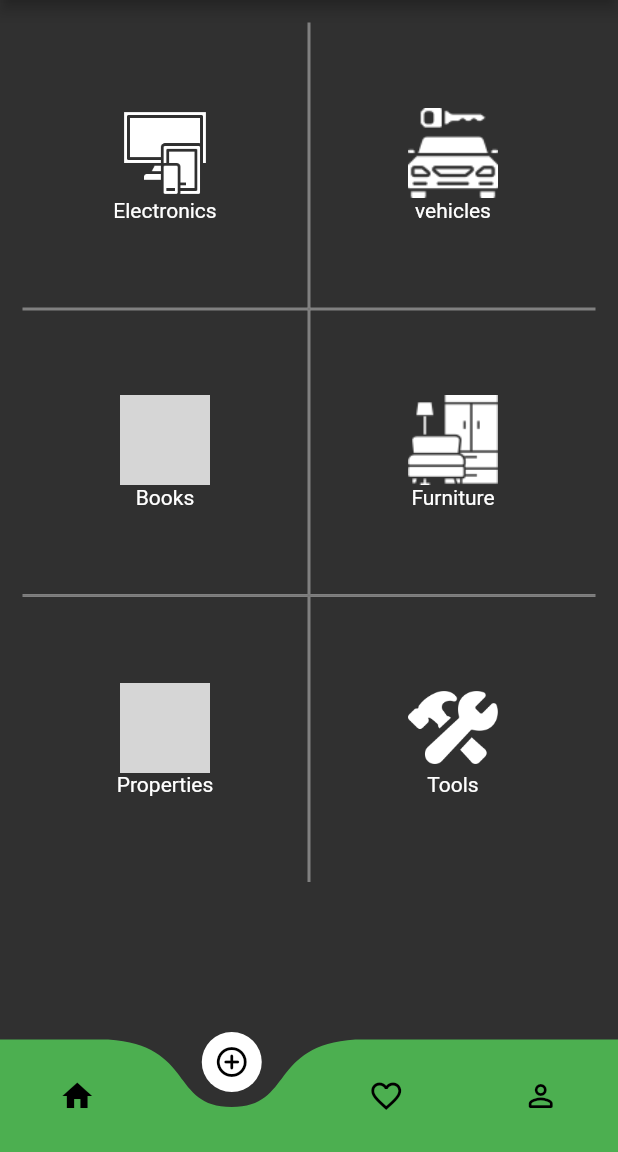
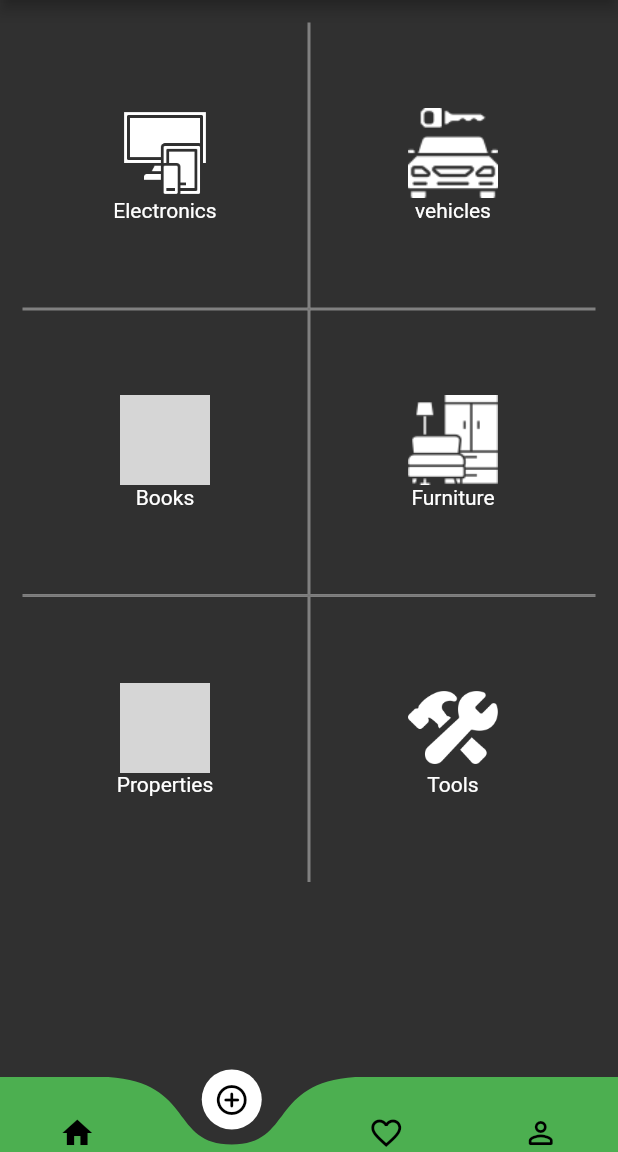
Before and after one commit to junaidh-junu/shoffz_, a Flutter app: the LandingPage screen opened directly, item 2 of the bottom bar chosen, on a phone screen of 412 x 824 dp, the part 84-1236 px from its top. Run offline on Flutter 3.47's test engine with Material 2 defaults, Android fonts, the phone set to English and light mode, and no system bars; drawn by our look-alikes of curved_navigation_bar; our stand-ins replace carousel_slider, smooth_page_indicator; network calls fail; grey boxes are pictures that could not be loaded.

Commit message:
screens folder added

```diff
--- a/lib/main.dart
+++ b/lib/main.dart
@@ -1,5 +1,5 @@
 import 'package:flutter/material.dart';
-import 'package:shoffz/SplashScreen.dart';
+import 'package:shoffz/screens/SplashScreen.dart';
 
 void main(List<String> args) {
   runApp(MyApp());
--- a/lib/SplashScreen.dart
+++ b/lib/screens/SplashScreen.dart
@@ -1,7 +1,7 @@
 import 'dart:async';
 
 import 'package:flutter/material.dart';
-import 'package:shoffz/SignInPage.dart';
+import 'package:shoffz/screens/loginPages/SignInPage.dart';
 
 
 class SplashScreen extends StatefulWidget {
--- a/lib/landingPage.dart
+++ b/lib/screens/landingPage.dart
@@ -3,12 +3,12 @@
 import 'package:curved_navigation_bar/curved_navigation_bar.dart';
 import 'package:flutter/material.dart';
 
-import 'package:shoffz/HomePage.dart';
-import 'package:shoffz/MyFavPage.dart';
-import 'package:shoffz/rent/RentPage.dart';
+import 'package:shoffz/screens/HomePage.dart';
+import 'package:shoffz/screens/MyFavPage.dart';
+import 'package:shoffz/screens/rent/RentPage.dart';
 
-import 'package:shoffz/profile.dart';
-import 'package:shoffz/rent/electronics.dart';
+import 'package:shoffz/screens/profile.dart';
+import 'package:shoffz/screens/rent/electronics.dart';
 
 class LandingPage extends StatefulWidget {
   const LandingPage({super.key});
@@ -24,10 +24,7 @@ class _LandingPageState extends State<LandingPage> {
     RentPage(),
     MyFavPage(),
     profile(),
-
   ];
-
-
 
   final navigationitems = <Widget>[
     Icon(
@@ -79,6 +76,7 @@ class _LandingPageState extends State<LandingPage> {
       ),
       bottomNavigationBar: CurvedNavigationBar(
         animationCurve: Curves.easeIn,
+        height: 50,
         animationDuration: Duration(milliseconds: 300),
         color: Colors.green,
         buttonBackgroundColor: Colors.white,
--- a/lib/SignInPage.dart
+++ b/lib/screens/loginPages/SignInPage.dart
@@ -1,8 +1,8 @@
 // ignore_for_file: prefer_const_constructors, prefer_const_literals_to_create_immutables, avoid_unnecessary_containers
 
 import 'package:flutter/material.dart';
-import 'package:shoffz/SignUpPage.dart';
-import 'package:shoffz/landingPage.dart';
+import 'package:shoffz/screens/loginPages/SignUpPage.dart';
+import 'package:shoffz/screens/landingPage.dart';
 
 class SignInPage extends StatelessWidget {
   const SignInPage({super.key});
--- a/lib/SignUpPage.dart
+++ b/lib/screens/loginPages/SignUpPage.dart
@@ -1,7 +1,7 @@
 // ignore_for_file: prefer_const_constructors, prefer_const_literals_to_create_immutables
 
 import 'package:flutter/material.dart';
-import 'package:shoffz/SignInPage.dart';
+import 'package:shoffz/screens/loginPages/SignInPage.dart';
 
 class SignUpPage extends StatefulWidget {
   const SignUpPage({super.key});
--- a/lib/rent/RentPage.dart
+++ b/lib/screens/rent/RentPage.dart
@@ -1,5 +1,5 @@
 import 'package:flutter/material.dart';
-import 'package:shoffz/rent/electronics.dart';
+import 'package:shoffz/screens/rent/electronics.dart';
 
 class RentPage extends StatefulWidget {
   const RentPage({super.key});
--- a/lib/rent/electronics.dart
+++ b/lib/screens/rent/electronics.dart
@@ -1,6 +1,6 @@
 import 'package:flutter/material.dart';
-import 'package:shoffz/landingPage.dart';
-import 'package:shoffz/rent/RentPage.dart';
+import 'package:shoffz/screens/landingPage.dart';
+import 'package:shoffz/screens/rent/RentPage.dart';
 
 List<String> images = [
   "https://static.javatpoint.com/tutorial/flutter/images/flutter-logo.png",
```
Also changed, not shown: lib/screens/HomePage.dart (renamed from lib/HomePage.dart, +3 -9 lines), lib/screens/AccountPage.dart (renamed from lib/AccountPage.dart), lib/screens/MyFavPage.dart (renamed from lib/MyFavPage.dart), lib/screens/profile.dart (renamed from lib/profile.dart).
